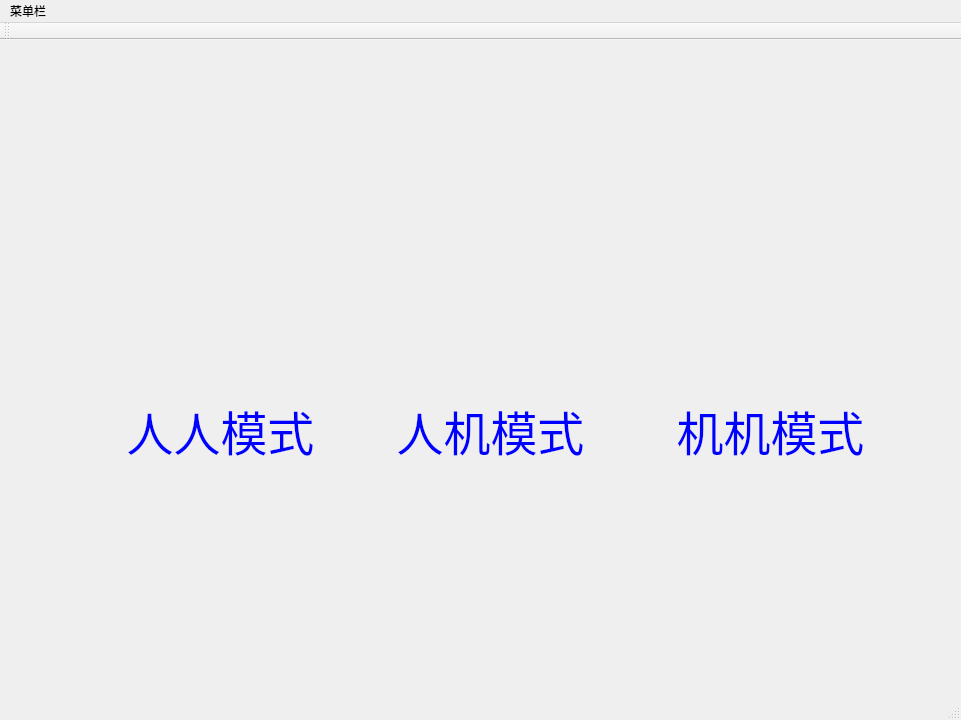
The window that Six-Stone-Master/mainwindow.ui (Yooki-K/Six_Stone_Master) describes before a commit, drawn with Qt 5.
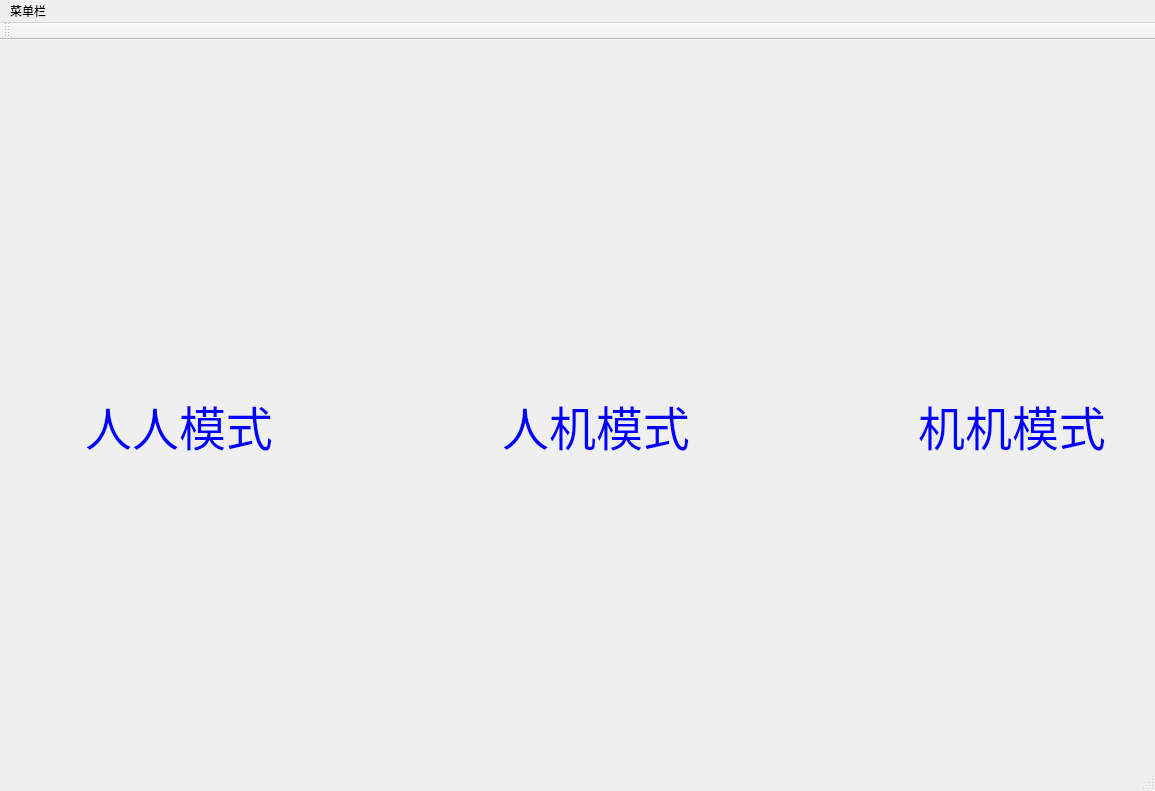
The same window after the commit. Custom widgets are drawn as their Qt base class.

The edit to the form file:
```diff
--- a/Six-Stone-Master/mainwindow.ui
+++ b/Six-Stone-Master/mainwindow.ui
@@ -6,8 +6,8 @@
    <rect>
     <x>0</x>
     <y>0</y>
-    <width>961</width>
-    <height>720</height>
+    <width>1155</width>
+    <height>791</height>
    </rect>
   </property>
   <property name="windowTitle">
@@ -37,24 +37,56 @@
     <property name="geometry">
      <rect>
       <x>70</x>
-      <y>290</y>
-      <width>851</width>
-      <height>201</height>
+      <y>310</y>
+      <width>1051</width>
+      <height>151</height>
      </rect>
     </property>
     <property name="styleSheet">
      <string notr="true">font: 35pt &quot;华文行楷&quot;;
 color:rgb(0, 0, 255);</string>
     </property>
+    <layout class="QHBoxLayout" name="horizontalLayout">
+     <item>
+      <widget class="QPushButton" name="ButtonMM">
+       <property name="font">
+        <font>
+         <family>华文行楷</family>
+         <pointsize>35</pointsize>
+         <weight>50</weight>
+         <italic>false</italic>
+         <bold>false</bold>
+        </font>
+       </property>
+       <property name="styleSheet">
+        <string notr="true"/>
+       </property>
+       <property name="text">
+        <string>人人模式</string>
+       </property>
+       <property name="default">
+        <bool>false</bool>
+       </property>
+       <property name="flat">
+        <bool>true</bool>
+       </property>
+      </widget>
+     </item>
+     <item>
+      <spacer name="horizontalSpacer_2">
+       <property name="orientation">
+        <enum>Qt::Horizontal</enum>
+       </property>
+       <property name="sizeHint" stdset="0">
+        <size>
+         <width>40</width>
+         <height>20</height>
+        </size>
+       </property>
+      </spacer>
+     </item>
+     <item>
     <widget class="QPushButton" name="ButtonMA">
-     <property name="geometry">
-      <rect>
-       <x>290</x>
-       <y>70</y>
-       <width>261</width>
-       <height>61</height>
-      </rect>
-     </property>
      <property name="font">
       <font>
        <family>华文行楷</family>
@@ -74,15 +106,22 @@
       <bool>true</bool>
      </property>
     </widget>
+     </item>
+     <item>
+      <spacer name="horizontalSpacer_3">
+       <property name="orientation">
+        <enum>Qt::Horizontal</enum>
+       </property>
+       <property name="sizeHint" stdset="0">
+        <size>
+         <width>40</width>
+         <height>20</height>
+        </size>
+       </property>
+      </spacer>
+     </item>
+     <item>
     <widget class="QPushButton" name="ButtonAA">
-     <property name="geometry">
-      <rect>
-       <x>570</x>
-       <y>70</y>
-       <width>261</width>
-       <height>61</height>
-      </rect>
-     </property>
      <property name="font">
       <font>
        <family>华文行楷</family>
@@ -105,37 +144,8 @@
       <bool>true</bool>
      </property>
     </widget>
-    <widget class="QPushButton" name="ButtonMM">
-     <property name="geometry">
-      <rect>
-       <x>20</x>
-       <y>70</y>
-       <width>261</width>
-       <height>61</height>
-      </rect>
-     </property>
-     <property name="font">
-      <font>
-       <family>华文行楷</family>
-       <pointsize>35</pointsize>
-       <weight>50</weight>
-       <italic>false</italic>
-       <bold>false</bold>
-      </font>
-     </property>
-     <property name="styleSheet">
-      <string notr="true"/>
-     </property>
-     <property name="text">
-      <string>人人模式</string>
-     </property>
-     <property name="default">
-      <bool>false</bool>
-     </property>
-     <property name="flat">
-      <bool>true</bool>
-     </property>
-    </widget>
+     </item>
+    </layout>
    </widget>
   </widget>
   <widget class="QMenuBar" name="menuBar">
@@ -143,7 +153,7 @@
     <rect>
      <x>0</x>
      <y>0</y>
-     <width>961</width>
+     <width>1155</width>
      <height>26</height>
     </rect>
    </property>
```
Left out of the diff: 2 changed lines with no effect on the pictures. Lines whose indentation alone changed are shown as unchanged.
